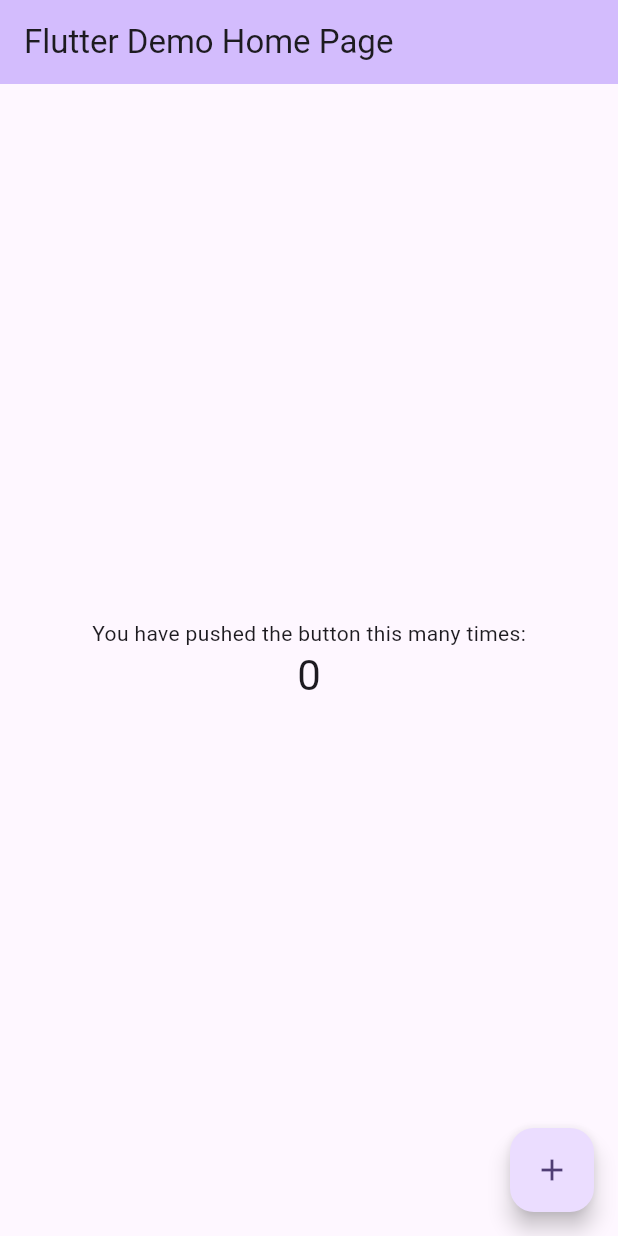
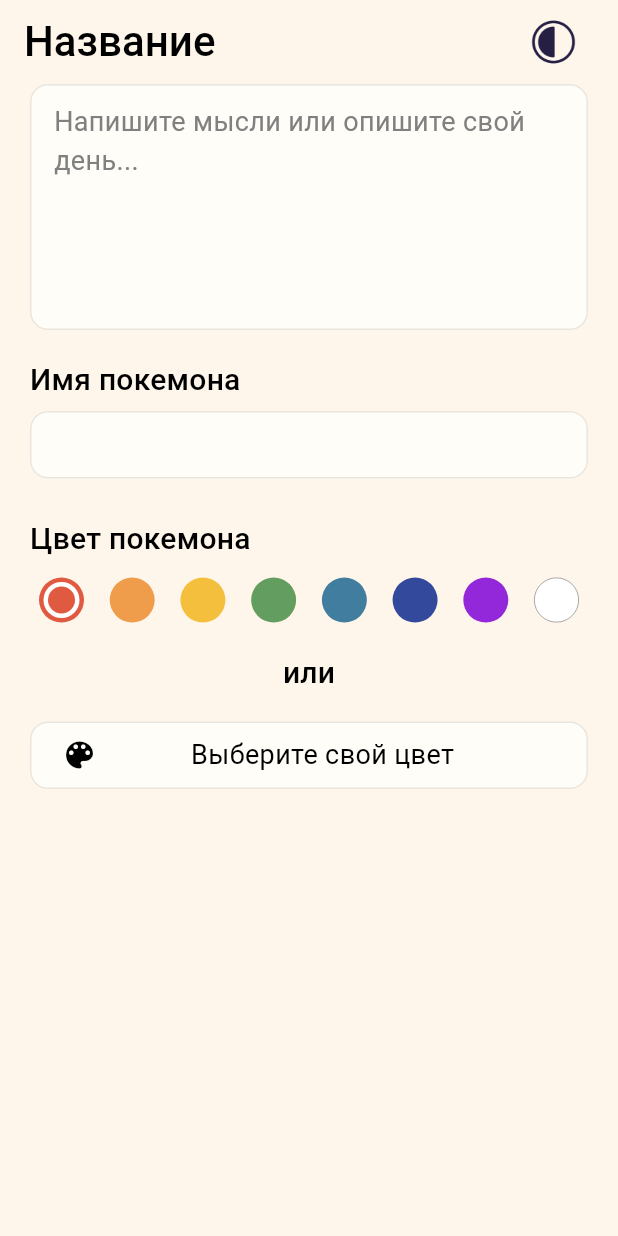
Before and after one commit to warja256/pokemon_app, a Flutter app: the screen it shows after launch, on a phone screen of 412 x 824 dp. Run offline on Flutter 3.47's test engine with Material 3 defaults, Android fonts, the phone set to English and light mode, and no system bars; our stand-ins replace get_it, talker_flutter; missing offline and left inert: flex_color_picker.

Commit message:
Сделан AppBar, большое поле для ввода, поле для вода имени и цвета

```diff
--- /dev/null
+++ b/lib/config/theme/theme.dart
@@ -0,0 +1,23 @@
+import 'package:flutter/material.dart';
+
+final lightTheme = ThemeData(
+  textTheme: TextTheme(
+    titleLarge: TextStyle(
+      fontSize: 28,
+      color: Colors.black,
+      fontWeight: FontWeight.w500,
+    ),
+    bodyMedium: TextStyle(
+      fontSize: 18,
+      color: Color(0xFF808080),
+      fontWeight: FontWeight.w400,
+    ),
+    titleMedium: TextStyle(
+      fontSize: 20,
+      color: Colors.black,
+      fontWeight: FontWeight.w500,
+    ),
+  ),
+  scaffoldBackgroundColor: Color(0xFFFEF6EB),
+  appBarTheme: AppBarTheme(backgroundColor: Color(0xFFFEF6EB)),
+);
--- /dev/null
+++ b/lib/feautures/pokemon/presentation/pages/pokemon_screen.dart
@@ -0,0 +1,66 @@
+import 'package:flutter/material.dart';
+import 'package:pokemon_app/feautures/pokemon/presentation/widgets/big_text_widget.dart';
+import 'package:pokemon_app/feautures/pokemon/presentation/widgets/color_picker_text_widget.dart';
+import 'package:pokemon_app/feautures/pokemon/presentation/widgets/color_radio_button.dart';
+import 'package:pokemon_app/feautures/pokemon/presentation/widgets/name_text_widget.dart';
+
+class PokemonScreen extends StatefulWidget {
+  const PokemonScreen({super.key});
+
+  @override
+  State<PokemonScreen> createState() => _PokemonScreenState();
+}
+
+class _PokemonScreenState extends State<PokemonScreen> {
+  @override
+  Widget build(BuildContext context) {
+    return Scaffold(
+      appBar: AppBar(
+        title: Text('Название', style: Theme.of(context).textTheme.titleLarge),
+        actions: [
+          IconButton(
+            onPressed: () {},
+            icon: Padding(
+              padding: const EdgeInsets.only(right: 20),
+              child: Image.asset('assets/svg/theme_switcher.png', width: 30),
+            ),
+          ),
+        ],
+      ),
+      body: Padding(
+        padding: const EdgeInsets.symmetric(horizontal: 20),
+        child: Column(
+          crossAxisAlignment: CrossAxisAlignment.start,
+          children: [
+            BigTextWidget(),
+            SizedBox(height: 18),
+            Text(
+              'Имя покемона',
+              style: Theme.of(context).textTheme.titleMedium,
+              textAlign: TextAlign.start,
+            ),
+            SizedBox(height: 6),
+            NameTextWidget(),
+            SizedBox(height: 25),
+            Text(
+              'Цвет покемона',
+              style: Theme.of(context).textTheme.titleMedium,
+              textAlign: TextAlign.start,
+            ),
+            SizedBox(height: 11),
+            ColorRadioButton(),
+            SizedBox(height: 18),
+            Center(
+              child: Text(
+                'или',
+                style: Theme.of(context).textTheme.titleMedium,
+              ),
+            ),
+            SizedBox(height: 18),
+            ColorPickerTextWidget(),
+          ],
+        ),
+      ),
+    );
+  }
+}
--- /dev/null
+++ b/lib/feautures/pokemon/presentation/widgets/big_text_widget.dart
@@ -0,0 +1,40 @@
+import 'package:flutter/material.dart';
+
+class BigTextWidget extends StatelessWidget {
+  const BigTextWidget({super.key});
+
+  @override
+  Widget build(BuildContext context) {
+    return SizedBox(
+      height: 164,
+      child: TextFormField(
+        cursorColor: Colors.black,
+        maxLines: null,
+        expands: true,
+        style: Theme.of(
+          context,
+        ).textTheme.bodyMedium!.copyWith(color: Colors.black),
+        textAlignVertical: TextAlignVertical.top,
+        decoration: InputDecoration(
+          hintText: 'Напишите мысли или опишите свой день...',
+          hintStyle: Theme.of(context).textTheme.bodyMedium,
+          contentPadding: EdgeInsets.all(12),
+          fillColor: Color(0xFFFEFDF8),
+          filled: true,
+          border: OutlineInputBorder(
+            borderRadius: BorderRadius.circular(12),
+            borderSide: BorderSide(color: Color(0xFFEAE6DD), width: 1),
+          ),
+          enabledBorder: OutlineInputBorder(
+            borderRadius: BorderRadius.circular(12),
+            borderSide: BorderSide(color: Color(0xFFEAE6DD), width: 1),
+          ),
+          focusedBorder: OutlineInputBorder(
+            borderRadius: BorderRadius.circular(12),
+            borderSide: BorderSide(color: Color(0xFFEAE6DD), width: 1),
+          ),
+        ),
+      ),
+    );
+  }
+}
--- /dev/null
+++ b/lib/feautures/pokemon/presentation/widgets/color_picker_text_widget.dart
@@ -0,0 +1,87 @@
+import 'package:flex_color_picker/flex_color_picker.dart';
+import 'package:flutter/material.dart';
+
+class ColorPickerTextWidget extends StatefulWidget {
+  const ColorPickerTextWidget({super.key});
+
+  @override
+  State<ColorPickerTextWidget> createState() => _ColorPickerTextWidgetState();
+}
+
+class _ColorPickerTextWidgetState extends State<ColorPickerTextWidget> {
+  Color? currentColor;
+
+  void _openColorPicker() {
+    showDialog(
+      context: context,
+      builder: (context) => AlertDialog(
+        content: SingleChildScrollView(
+          child: ColorPicker(
+            pickersEnabled: const <ColorPickerType, bool>{
+              ColorPickerType.wheel: true,
+              ColorPickerType.accent: false,
+              ColorPickerType.primary: false,
+            },
+            onColorChanged: (Color value) {
+              setState(() {
+                currentColor = value;
+              });
+            },
+          ),
+        ),
+        actions: [
+          TextButton(
+            child: Text('Готово'),
+            onPressed: () => Navigator.of(context).pop(),
+          ),
+        ],
+      ),
+    );
+  }
+
+  @override
+  @override
+  Widget build(BuildContext context) {
+    return SizedBox(
+      height: 45,
+      child: GestureDetector(
+        onTap: _openColorPicker,
+        child: Container(
+          padding: const EdgeInsets.symmetric(horizontal: 8),
+          decoration: BoxDecoration(
+            color: const Color(0xFFFEFDF8),
+            borderRadius: BorderRadius.circular(12),
+            border: Border.all(color: const Color(0xFFEAE6DD), width: 1),
+          ),
+          child: Row(
+            children: [
+              IconButton(
+                onPressed: _openColorPicker,
+                icon: const Icon(Icons.color_lens, color: Colors.black),
+              ),
+              Spacer(),
+              Text(
+                'Выберите свой цвет',
+                style: Theme.of(
+                  context,
+                ).textTheme.bodyMedium!.copyWith(color: Colors.black),
+                overflow: TextOverflow.ellipsis,
+              ),
+
+              Spacer(),
+              Container(
+                height: 30,
+                width: 30,
+                decoration: BoxDecoration(
+                  shape: BoxShape.rectangle,
+                  borderRadius: BorderRadius.circular(6),
+                  color: currentColor,
+                ),
+              ),
+            ],
+          ),
+        ),
+      ),
+    );
+  }
+}
--- /dev/null
+++ b/lib/feautures/pokemon/presentation/widgets/color_radio_button.dart
@@ -0,0 +1,81 @@
+import 'package:flutter/material.dart';
+
+class ColorRadioButton extends StatefulWidget {
+  const ColorRadioButton({super.key});
+
+  @override
+  State<ColorRadioButton> createState() => _ColorRadioButtonState();
+}
+
+class _ColorRadioButtonState extends State<ColorRadioButton> {
+  final List<Color> colors = [
+    Color(0xFFE05A41),
+    Color(0xFFEF9D4B),
+    Color(0xFFF4BF3D),
+    Color(0xFF639D60),
+    Color(0xFF417D9F),
+    Color(0xFF33499C),
+    Color(0xFF9228D9),
+    Color(0xFFFFFFFF),
+  ];
+
+  int _selectedIndex = 0;
+
+  @override
+  Widget build(BuildContext context) {
+    return Row(
+      mainAxisAlignment: MainAxisAlignment.spaceBetween,
+      children: [
+        ...List.generate(colors.length, (index) {
+          final isSelected = _selectedIndex == index;
+          return GestureDetector(
+            onTap: () {
+              setState(() {
+                _selectedIndex = index;
+              });
+            },
+            child: Container(
+              margin: const EdgeInsets.symmetric(horizontal: 6),
+              decoration: BoxDecoration(shape: BoxShape.circle),
+              child: Container(
+                width: 30,
+                height: 30,
+                decoration: BoxDecoration(
+                  color: colors[index],
+                  shape: BoxShape.circle,
+                  border: index == colors.length - 1
+                      ? Border.all(color: Colors.black45, width: 0.5)
+                      : null,
+                ),
+                child: isSelected
+                    ? Center(
+                        child: Container(
+                          width: 24,
+                          height: 24,
+                          decoration: BoxDecoration(
+                            color: index == colors.length - 1
+                                ? Color(0xFF444444)
+                                : Colors.white,
+                            shape: BoxShape.circle,
+                          ),
+                          child: Center(
+                            child: Container(
+                              width: 18,
+                              height: 18,
+                              decoration: BoxDecoration(
+                                color: colors[index],
+                                shape: BoxShape.circle,
+                              ),
+                            ),
+                          ),
+                        ),
+                      )
+                    : null,
+              ),
+            ),
+          );
+        }),
+      ],
+    );
+  }
+}
--- /dev/null
+++ b/lib/feautures/pokemon/presentation/widgets/name_text_widget.dart
@@ -0,0 +1,36 @@
+import 'package:flutter/material.dart';
+
+class NameTextWidget extends StatelessWidget {
+  const NameTextWidget({super.key});
+
+  @override
+  Widget build(BuildContext context) {
+    return SizedBox(
+      height: 45,
+      child: TextFormField(
+        maxLines: null,
+        expands: true,
+        style: Theme.of(
+          context,
+        ).textTheme.bodyMedium!.copyWith(color: Colors.black),
+        decoration: InputDecoration(
+          contentPadding: EdgeInsets.all(12),
+          fillColor: Color(0xFFFEFDF8),
+          filled: true,
+          border: OutlineInputBorder(
+            borderRadius: BorderRadius.circular(12),
+            borderSide: BorderSide(color: Color(0xFFEAE6DD), width: 1),
+          ),
+          enabledBorder: OutlineInputBorder(
+            borderRadius: BorderRadius.circular(12),
+            borderSide: BorderSide(color: Color(0xFFEAE6DD), width: 1),
+          ),
+          focusedBorder: OutlineInputBorder(
+            borderRadius: BorderRadius.circular(12),
+            borderSide: BorderSide(color: Color(0xFFEAE6DD), width: 1),
+          ),
+        ),
+      ),
+    );
+  }
+}
--- a/lib/main.dart
+++ b/lib/main.dart
@@ -1,122 +1,27 @@
+import 'dart:async';
+
 import 'package:flutter/material.dart';
+import 'package:get_it/get_it.dart';
+import 'package:pokemon_app/pokemon_app.dart';
+import 'package:talker_flutter/talker_flutter.dart';
 
 void main() {
-  runApp(const MyApp());
+  runZonedGuarded(
+    () async {
+      WidgetsFlutterBinding.ensureInitialized();
+
+      final talker = TalkerFlutter.init();
+      GetIt.I.registerSingleton(talker);
+
+      FlutterError.onError = (details) =>
+          GetIt.I<Talker>().handle(details.exception, details.stack);
+
+      runApp(PokemonApp());
+    },
+    (e, st) {
+      print('Caught error in zone: $e');
+      print(st);
+      GetIt.I<Talker>().handle(e, st);
+    },
+  );
 }
-
-class MyApp extends StatelessWidget {
-  const MyApp({super.key});
-
-  // This widget is the root of your application.
-  @override
-  Widget build(BuildContext context) {
-    return MaterialApp(
-      title: 'Flutter Demo',
-      theme: ThemeData(
-        // This is the theme of your application.
-        //
-        // TRY THIS: Try running your application with "flutter run". You'll see
-        // the application has a purple toolbar. Then, without quitting the app,
-        // try changing the seedColor in the colorScheme below to Colors.green
-        // and then invoke "hot reload" (save your changes or press the "hot
-        // reload" button in a Flutter-supported IDE, or press "r" if you used
-        // the command line to start the app).
-        //
-        // Notice that the counter didn't reset back to zero; the application
-        // state is not lost during the reload. To reset the state, use hot
-        // restart instead.
-        //
-        // This works for code too, not just values: Most code changes can be
-        // tested with just a hot reload.
-        colorScheme: ColorScheme.fromSeed(seedColor: Colors.deepPurple),
-      ),
-      home: const MyHomePage(title: 'Flutter Demo Home Page'),
-    );
-  }
-}
-
-class MyHomePage extends StatefulWidget {
-  const MyHomePage({super.key, required this.title});
-
-  // This widget is the home page of your application. It is stateful, meaning
-  // that it has a State object (defined below) that contains fields that affect
-  // how it looks.
-
-  // This class is the configuration for the state. It holds the values (in this
-  // case the title) provided by the parent (in this case the App widget) and
-  // used by the build method of the State. Fields in a Widget subclass are
-  // always marked "final".
-
-  final String title;
-
-  @override
-  State<MyHomePage> createState() => _MyHomePageState();
-}
-
-class _MyHomePageState extends State<MyHomePage> {
-  int _counter = 0;
-
-  void _incrementCounter() {
-    setState(() {
-      // This call to setState tells the Flutter framework that something has
-      // changed in this State, which causes it to rerun the build method below
-      // so that the display can reflect the updated values. If we changed
-      // _counter without calling setState(), then the build method would not be
-      // called again, and so nothing would appear to happen.
-      _counter++;
-    });
-  }
-
-  @override
-  Widget build(BuildContext context) {
-    // This method is rerun every time setState is called, for instance as done
-    // by the _incrementCounter method above.
-    //
-    // The Flutter framework has been optimized to make rerunning build methods
-    // fast, so that you can just rebuild anything that needs updating rather
-    // than having to individually change instances of widgets.
-    return Scaffold(
-      appBar: AppBar(
-        // TRY THIS: Try changing the color here to a specific color (to
-        // Colors.amber, perhaps?) and trigger a hot reload to see the AppBar
-        // change color while the other colors stay the same.
-        backgroundColor: Theme.of(context).colorScheme.inversePrimary,
-        // Here we take the value from the MyHomePage object that was created by
-        // the App.build method, and use it to set our appbar title.
-        title: Text(widget.title),
-      ),
-      body: Center(
-        // Center is a layout widget. It takes a single child and positions it
-        // in the middle of the parent.
-        child: Column(
-          // Column is also a layout widget. It takes a list of children and
-          // arranges them vertically. By default, it sizes itself to fit its
-          // children horizontally, and tries to be as tall as its parent.
-          //
-          // Column has various properties to control how it sizes itself and
-          // how it positions its children. Here we use mainAxisAlignment to
-          // center the children vertically; the main axis here is the vertical
-          // axis because Columns are vertical (the cross axis would be
-          // horizontal).
-          //
-          // TRY THIS: Invoke "debug painting" (choose the "Toggle Debug Paint"
-          // action in the IDE, or press "p" in the console), to see the
-          // wireframe for each widget.
-          mainAxisAlignment: MainAxisAlignment.center,
-          children: <Widget>[
-            const Text('You have pushed the button this many times:'),
-            Text(
-              '$_counter',
-              style: Theme.of(context).textTheme.headlineMedium,
-            ),
-          ],
-        ),
-      ),
-      floatingActionButton: FloatingActionButton(
-        onPressed: _incrementCounter,
-        tooltip: 'Increment',
-        child: const Icon(Icons.add),
-      ), // This trailing comma makes auto-formatting nicer for build methods.
-    );
-  }
-}
--- /dev/null
+++ b/lib/pokemon_app.dart
@@ -0,0 +1,17 @@
+import 'package:flutter/material.dart';
+import 'package:pokemon_app/config/theme/theme.dart';
+import 'package:pokemon_app/feautures/pokemon/presentation/pages/pokemon_screen.dart';
+
+class PokemonApp extends StatelessWidget {
+  const PokemonApp({super.key});
+
+  @override
+  Widget build(BuildContext context) {
+    return MaterialApp(
+      debugShowCheckedModeBanner: false,
+      title: 'CryptoCurrencies',
+      theme: lightTheme,
+      home: PokemonScreen(),
+    );
+  }
+}
```
Also changed, not shown: pubspec.yaml (+8 -43 lines), assets/svg/theme_switcher.png (added), pubspec.lock, 7 other files.
